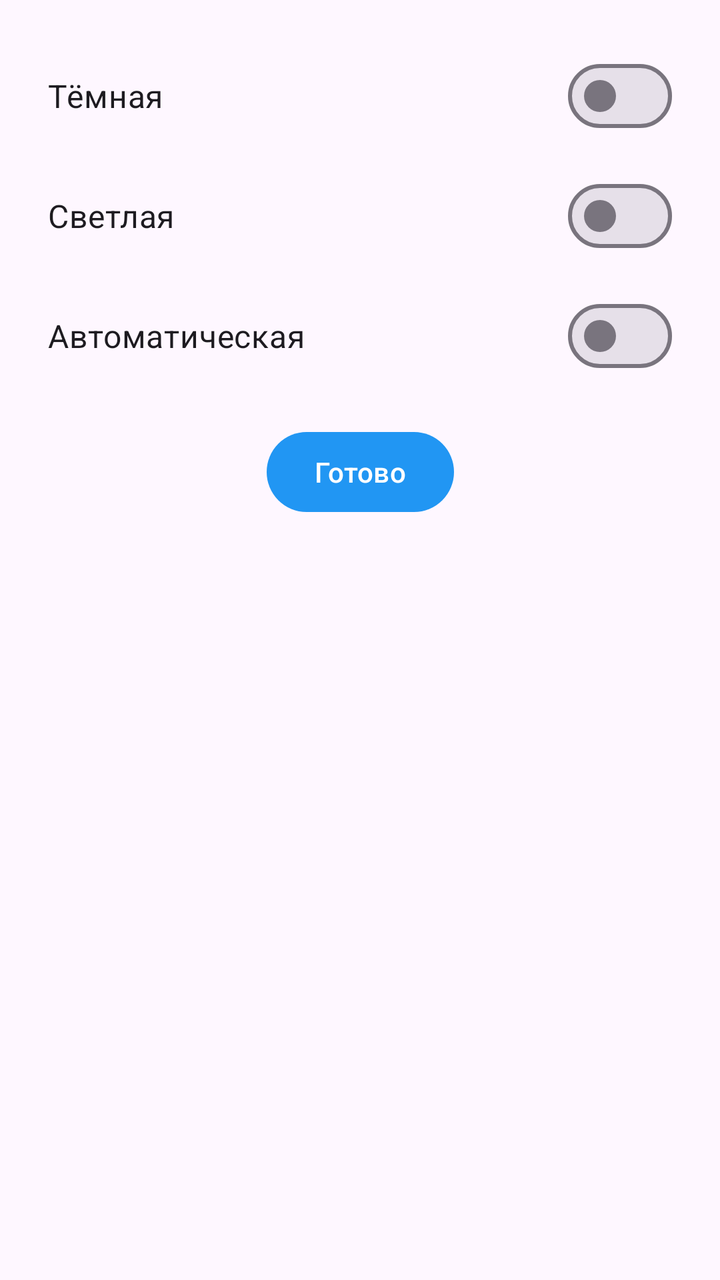
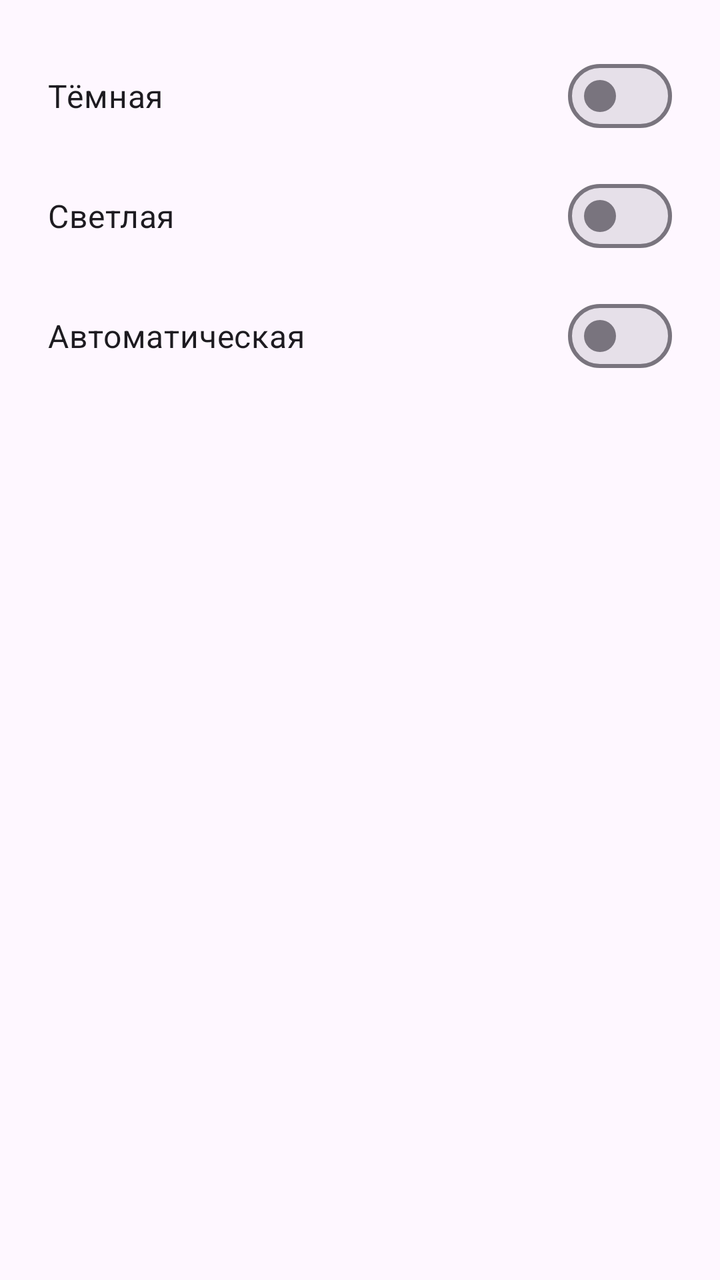

Before-and-after screenshots of an Android layout around one commit, followed by the original layout XML and the change that was made.
<!-- AndroidManifest.xml: application theme Theme.CacheWidget -->
<!-- res/layout/dialog_theme.xml -->
<?xml version="1.0" encoding="utf-8"?>
<androidx.constraintlayout.widget.ConstraintLayout
    xmlns:android="http://schemas.android.com/apk/res/android"
    xmlns:app="http://schemas.android.com/apk/res-auto"
    android:layout_width="match_parent"
    android:layout_height="wrap_content"
    android:paddingStart="24dp"
    android:paddingEnd="24dp"
    android:paddingTop="24dp"
    android:paddingBottom="12dp">

    <com.google.android.material.materialswitch.MaterialSwitch
        android:id="@+id/sw_dark"
        android:layout_width="0dp"
        android:layout_height="wrap_content"
        android:text="Тёмная"
        android:textSize="16sp"
        app:layout_constraintEnd_toEndOf="parent"
        app:layout_constraintStart_toStartOf="parent"
        app:layout_constraintTop_toTopOf="parent" />

    <com.google.android.material.materialswitch.MaterialSwitch
        android:id="@+id/sw_light"
        android:layout_width="0dp"
        android:layout_height="wrap_content"
        android:layout_marginTop="12dp"
        android:text="Светлая"
        android:textSize="16sp"
        app:layout_constraintEnd_toEndOf="parent"
        app:layout_constraintStart_toStartOf="parent"
        app:layout_constraintTop_toBottomOf="@id/sw_dark" />

    <com.google.android.material.materialswitch.MaterialSwitch
        android:id="@+id/sw_auto"
        android:layout_width="0dp"
        android:layout_height="wrap_content"
        android:layout_marginTop="12dp"
        android:text="Автоматическая"
        android:textSize="16sp"
        app:layout_constraintEnd_toEndOf="parent"
        app:layout_constraintStart_toStartOf="parent"
        app:layout_constraintTop_toBottomOf="@id/sw_light" />

    <Button
        android:id="@+id/btn_done"
        android:layout_width="wrap_content"
        android:layout_height="wrap_content"
        android:layout_marginTop="20dp"
        android:text="Готово"
        app:layout_constraintEnd_toEndOf="parent"
        app:layout_constraintStart_toStartOf="parent"
        app:layout_constraintTop_toBottomOf="@id/sw_auto" />

</androidx.constraintlayout.widget.ConstraintLayout>
<!-- resources referenced by this layout -->
<resources>
  <style name="Theme.CacheWidget" parent="Theme.Material3.DayNight.NoActionBar">
          <item name="colorPrimary">@color/colorPrimary</item>
          <item name="colorOnPrimary">@color/colorOnPrimary</item>
          
          <item name="android:statusBarColor">@color/status_bar_bg</item>
      </style>
  <color name="colorPrimary">#2196F3</color>
  <color name="colorOnPrimary">#FFFFFF</color>
  <color name="status_bar_bg">#BBDEFB</color>
</resources>

<!-- the commit's change to res/layout/dialog_theme.xml (unified diff, before → after) -->
@@ -7,7 +7,7 @@
     android:paddingStart="24dp"
     android:paddingEnd="24dp"
     android:paddingTop="24dp"
-    android:paddingBottom="12dp">
+    android:paddingBottom="20dp">
 
     <com.google.android.material.materialswitch.MaterialSwitch
         android:id="@+id/sw_dark"
@@ -41,14 +41,4 @@
         app:layout_constraintStart_toStartOf="parent"
         app:layout_constraintTop_toBottomOf="@id/sw_light" />
 
-    <Button
-        android:id="@+id/btn_done"
-        android:layout_width="wrap_content"
-        android:layout_height="wrap_content"
-        android:layout_marginTop="20dp"
-        android:text="Готово"
-        app:layout_constraintEnd_toEndOf="parent"
-        app:layout_constraintStart_toStartOf="parent"
-        app:layout_constraintTop_toBottomOf="@id/sw_auto" />
-
 </androidx.constraintlayout.widget.ConstraintLayout>
